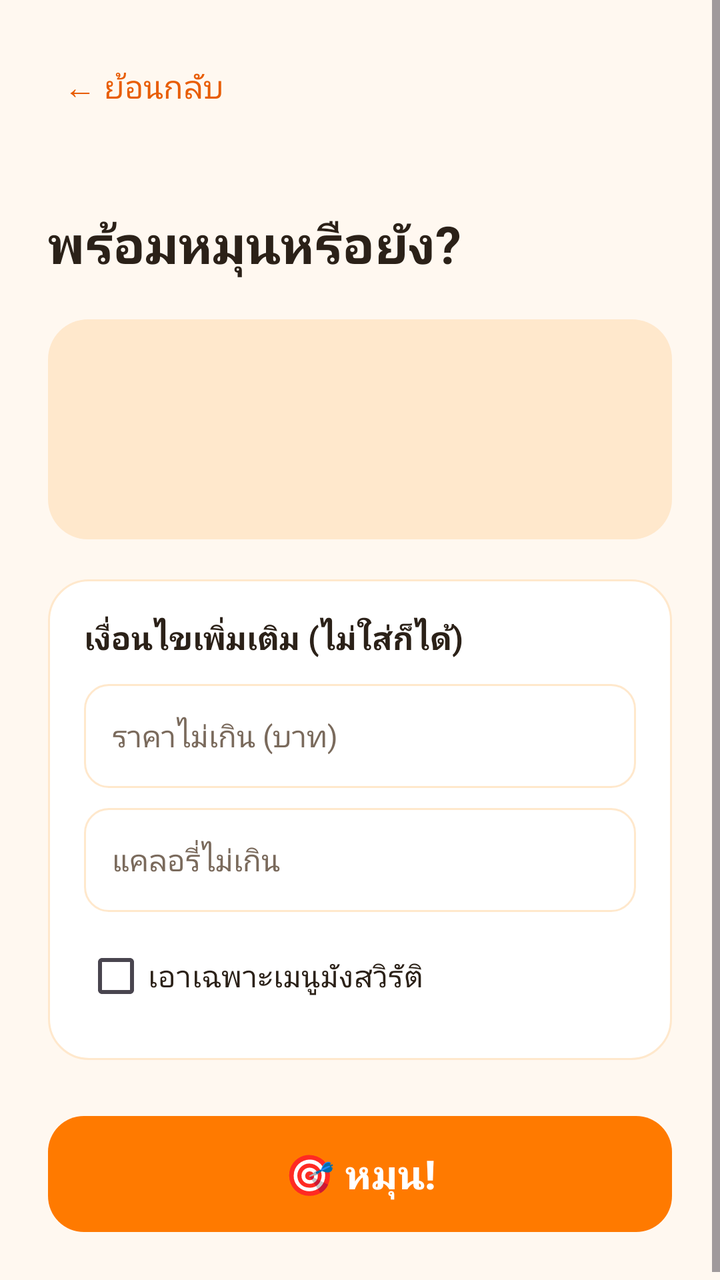
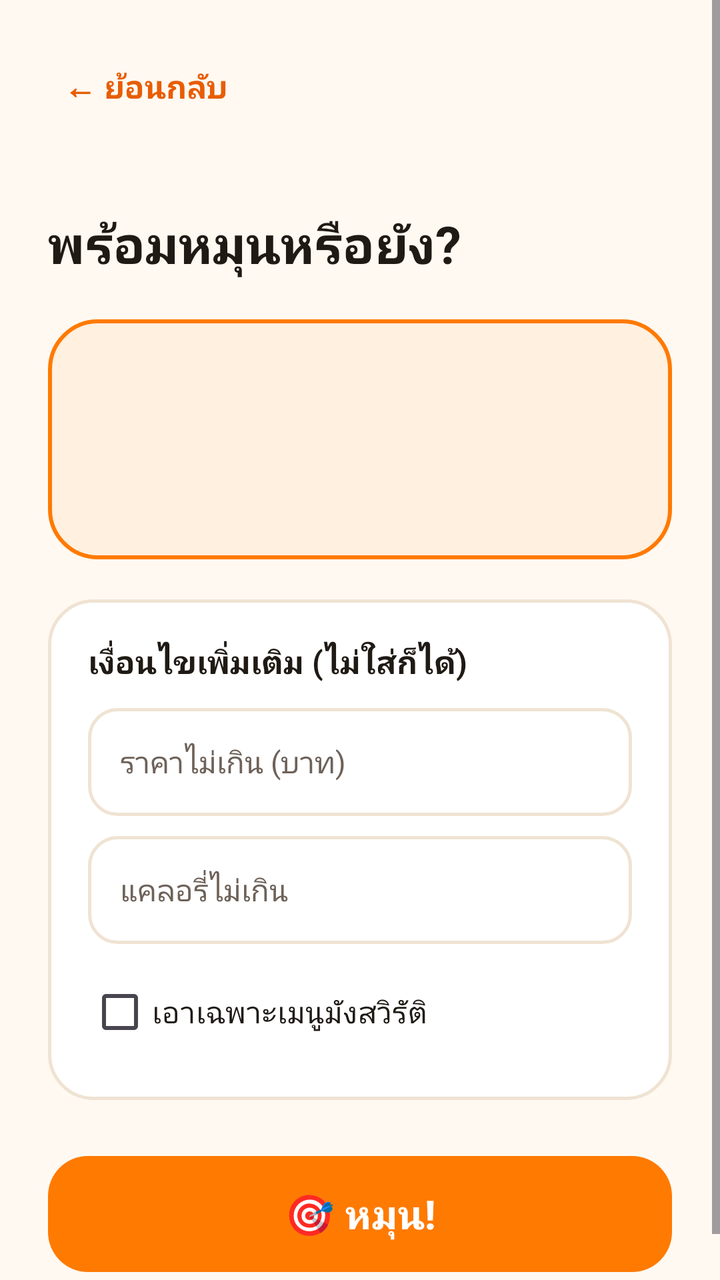

The first picture is an Android layout as it rendered before a commit; the second is the same layout after the commit. The layout source and the unified diff follow.
<!-- AndroidManifest.xml: application theme Theme.GinRaiDee -->
<!-- res/layout/activity_random.xml -->
<?xml version="1.0" encoding="utf-8"?>
<ScrollView xmlns:android="http://schemas.android.com/apk/res/android"
    xmlns:app="http://schemas.android.com/apk/res-auto"
    android:layout_width="match_parent"
    android:layout_height="match_parent"
    android:background="@color/cream"
    android:fillViewport="true">

    <LinearLayout
        android:layout_width="match_parent"
        android:layout_height="wrap_content"
        android:orientation="vertical"
        android:padding="24dp">

        <TextView
            android:id="@+id/btnBack"
            android:layout_width="wrap_content"
            android:layout_height="wrap_content"
            android:padding="8dp"
            android:text="@string/back"
            android:textColor="@color/orange_dark"
            android:textSize="16sp" />

        <TextView
            android:id="@+id/tvCategory"
            android:layout_width="wrap_content"
            android:layout_height="wrap_content"
            android:layout_marginTop="16dp"
            android:textColor="@color/text_secondary"
            android:textSize="16sp" />

        <TextView
            android:layout_width="wrap_content"
            android:layout_height="wrap_content"
            android:layout_marginTop="4dp"
            android:text="@string/random_title"
            android:textColor="@color/text_primary"
            android:textSize="26sp"
            android:textStyle="bold" />

        
        <TextView
            android:id="@+id/tvSpinning"
            android:layout_width="match_parent"
            android:layout_height="110dp"
            android:layout_marginTop="20dp"
            android:background="@drawable/bg_spinner"
            android:gravity="center"
            android:padding="16dp"
            android:textColor="@color/orange_dark"
            android:textSize="22sp"
            android:textStyle="bold" />

        
        <LinearLayout
            android:layout_width="match_parent"
            android:layout_height="wrap_content"
            android:layout_marginTop="20dp"
            android:background="@drawable/bg_card"
            android:orientation="vertical"
            android:padding="18dp">

            <TextView
                android:layout_width="wrap_content"
                android:layout_height="wrap_content"
                android:text="@string/random_filter_title"
                android:textColor="@color/text_primary"
                android:textSize="16sp"
                android:textStyle="bold" />

            <EditText
                android:id="@+id/etMaxPrice"
                android:layout_width="match_parent"
                android:layout_height="52dp"
                android:layout_marginTop="12dp"
                android:autofillHints="none"
                android:background="@drawable/bg_input"
                android:hint="@string/random_max_price"
                android:inputType="number"
                android:paddingStart="14dp"
                android:paddingEnd="14dp"
                android:textColor="@color/text_primary"
                android:textColorHint="@color/text_secondary"
                android:textSize="15sp" />

            <EditText
                android:id="@+id/etMaxCalories"
                android:layout_width="match_parent"
                android:layout_height="52dp"
                android:layout_marginTop="10dp"
                android:autofillHints="none"
                android:background="@drawable/bg_input"
                android:hint="@string/random_max_calories"
                android:inputType="number"
                android:paddingStart="14dp"
                android:paddingEnd="14dp"
                android:textColor="@color/text_primary"
                android:textColorHint="@color/text_secondary"
                android:textSize="15sp" />

            <CheckBox
                android:id="@+id/cbVegetarian"
                android:layout_width="wrap_content"
                android:layout_height="wrap_content"
                android:layout_marginTop="8dp"
                android:text="@string/random_vegetarian"
                android:textColor="@color/text_primary"
                android:textSize="15sp" />
        </LinearLayout>

        <com.google.android.material.button.MaterialButton
            android:id="@+id/btnSpin"
            android:layout_width="match_parent"
            android:layout_height="66dp"
            android:layout_marginTop="24dp"
            android:text="@string/random_spin"
            android:textSize="20sp"
            android:textStyle="bold"
            app:backgroundTint="@color/orange_primary"
            app:cornerRadius="18dp" />

    </LinearLayout>
</ScrollView>
<!-- resources referenced by this layout -->
<resources>
  <color name="cream">#FFF8F0</color>
  <color name="orange_dark">#E85D04</color>
  <color name="orange_primary">#FF7A00</color>
  <color name="text_primary">#2B2118</color>
  <color name="text_secondary">#7A6A5C</color>
  <!-- drawable bg_card (drawable) -->
  <?xml version="1.0" encoding="utf-8"?>
  <shape xmlns:android="http://schemas.android.com/apk/res/android"
      android:shape="rectangle">
      <solid android:color="@color/white" />
      <corners android:radius="20dp" />
      <stroke
          android:width="1dp"
          android:color="@color/orange_light" />
  </shape>
  <!-- drawable bg_input (drawable) -->
  <?xml version="1.0" encoding="utf-8"?>
  <shape xmlns:android="http://schemas.android.com/apk/res/android"
      android:shape="rectangle">
      <solid android:color="@color/white" />
      <corners android:radius="12dp" />
      <stroke
          android:width="1dp"
          android:color="@color/orange_light" />
  </shape>
  <!-- drawable bg_spinner (drawable) -->
  <?xml version="1.0" encoding="utf-8"?>
  <shape xmlns:android="http://schemas.android.com/apk/res/android"
      android:shape="rectangle">
      <solid android:color="@color/orange_light" />
      <corners android:radius="20dp" />
  </shape>
  <string name="back">← ย้อนกลับ</string>
  <string name="random_filter_title">เงื่อนไขเพิ่มเติม (ไม่ใส่ก็ได้)</string>
  <string name="random_max_calories">แคลอรี่ไม่เกิน</string>
  <string name="random_max_price">ราคาไม่เกิน (บาท)</string>
  <string name="random_spin">🎯  หมุน!</string>
  <string name="random_title">พร้อมหมุนหรือยัง?</string>
  <string name="random_vegetarian">เอาเฉพาะเมนูมังสวิรัติ</string>
  <style name="Theme.GinRaiDee" parent="Theme.Material3.DayNight.NoActionBar">
          <item name="colorPrimary">@color/orange_primary</item>
          <item name="colorPrimaryDark">@color/orange_dark</item>
          <item name="colorAccent">@color/orange_primary</item>
          <item name="android:windowBackground">@color/cream</item>
          <item name="android:statusBarColor">@color/orange_primary</item>
      </style>
  <color name="white">#FFFFFF</color>
  <color name="orange_light">#FFE8CC</color>
</resources>

<!-- the commit's change to res/layout/activity_random.xml (unified diff, before → after) -->
@@ -19,7 +19,8 @@
             android:padding="8dp"
             android:text="@string/back"
             android:textColor="@color/orange_dark"
-            android:textSize="16sp" />
+            android:textSize="16sp"
+            android:textStyle="bold" />
 
         <TextView
             android:id="@+id/tvCategory"
@@ -42,7 +43,7 @@
         <TextView
             android:id="@+id/tvSpinning"
             android:layout_width="match_parent"
-            android:layout_height="110dp"
+            android:layout_height="120dp"
             android:layout_marginTop="20dp"
             android:background="@drawable/bg_spinner"
             android:gravity="center"
@@ -58,7 +59,7 @@
             android:layout_marginTop="20dp"
             android:background="@drawable/bg_card"
             android:orientation="vertical"
-            android:padding="18dp">
+            android:padding="20dp">
 
             <TextView
                 android:layout_width="wrap_content"
@@ -71,14 +72,14 @@
             <EditText
                 android:id="@+id/etMaxPrice"
                 android:layout_width="match_parent"
-                android:layout_height="52dp"
+                android:layout_height="54dp"
                 android:layout_marginTop="12dp"
                 android:autofillHints="none"
                 android:background="@drawable/bg_input"
                 android:hint="@string/random_max_price"
                 android:inputType="number"
-                android:paddingStart="14dp"
-                android:paddingEnd="14dp"
+                android:paddingStart="16dp"
+                android:paddingEnd="16dp"
                 android:textColor="@color/text_primary"
                 android:textColorHint="@color/text_secondary"
                 android:textSize="15sp" />
@@ -86,14 +87,14 @@
             <EditText
                 android:id="@+id/etMaxCalories"
                 android:layout_width="match_parent"
-                android:layout_height="52dp"
+                android:layout_height="54dp"
                 android:layout_marginTop="10dp"
                 android:autofillHints="none"
                 android:background="@drawable/bg_input"
                 android:hint="@string/random_max_calories"
                 android:inputType="number"
-                android:paddingStart="14dp"
-                android:paddingEnd="14dp"
+                android:paddingStart="16dp"
+                android:paddingEnd="16dp"
                 android:textColor="@color/text_primary"
                 android:textColorHint="@color/text_secondary"
                 android:textSize="15sp" />
@@ -102,7 +103,7 @@
                 android:id="@+id/cbVegetarian"
                 android:layout_width="wrap_content"
                 android:layout_height="wrap_content"
-                android:layout_marginTop="8dp"
+                android:layout_marginTop="10dp"
                 android:text="@string/random_vegetarian"
                 android:textColor="@color/text_primary"
                 android:textSize="15sp" />
@@ -117,7 +118,7 @@
             android:textSize="20sp"
             android:textStyle="bold"
             app:backgroundTint="@color/orange_primary"
-            app:cornerRadius="18dp" />
+            app:cornerRadius="20dp" />
 
     </LinearLayout>
 </ScrollView>
<!-- resource entries referenced after the edit -->
@@ -1,36 +1,39 @@
 <!-- resources referenced by this layout -->
 <resources>
-  <color name="cream">#FFF8F0</color>
+  <color name="cream">#FFF9F2</color>
   <color name="orange_dark">#E85D04</color>
   <color name="orange_primary">#FF7A00</color>
-  <color name="text_primary">#2B2118</color>
-  <color name="text_secondary">#7A6A5C</color>
+  <color name="text_primary">#1F1A14</color>
+  <color name="text_secondary">#6E6259</color>
   <!-- drawable bg_card (drawable) -->
   <?xml version="1.0" encoding="utf-8"?>
   <shape xmlns:android="http://schemas.android.com/apk/res/android"
       android:shape="rectangle">
       <solid android:color="@color/white" />
-      <corners android:radius="20dp" />
+      <corners android:radius="22dp" />
       <stroke
-          android:width="1dp"
-          android:color="@color/orange_light" />
+          android:width="1.5dp"
+          android:color="@color/border_color" />
   </shape>
   <!-- drawable bg_input (drawable) -->
   <?xml version="1.0" encoding="utf-8"?>
   <shape xmlns:android="http://schemas.android.com/apk/res/android"
       android:shape="rectangle">
       <solid android:color="@color/white" />
-      <corners android:radius="12dp" />
+      <corners android:radius="14dp" />
       <stroke
-          android:width="1dp"
-          android:color="@color/orange_light" />
+          android:width="1.5dp"
+          android:color="@color/border_color" />
   </shape>
   <!-- drawable bg_spinner (drawable) -->
   <?xml version="1.0" encoding="utf-8"?>
   <shape xmlns:android="http://schemas.android.com/apk/res/android"
       android:shape="rectangle">
       <solid android:color="@color/orange_light" />
-      <corners android:radius="20dp" />
+      <corners android:radius="24dp" />
+      <stroke
+          android:width="2dp"
+          android:color="@color/orange_primary" />
   </shape>
   <string name="back">← ย้อนกลับ</string>
   <string name="random_filter_title">เงื่อนไขเพิ่มเติม (ไม่ใส่ก็ได้)</string>
@@ -47,6 +50,7 @@
           <item name="android:statusBarColor">@color/orange_primary</item>
       </style>
   <color name="white">#FFFFFF</color>
-  <color name="orange_light">#FFE8CC</color>
+  <color name="border_color">#F0E3D3</color>
+  <color name="orange_light">#FFF0E0</color>
 </resources>
 
